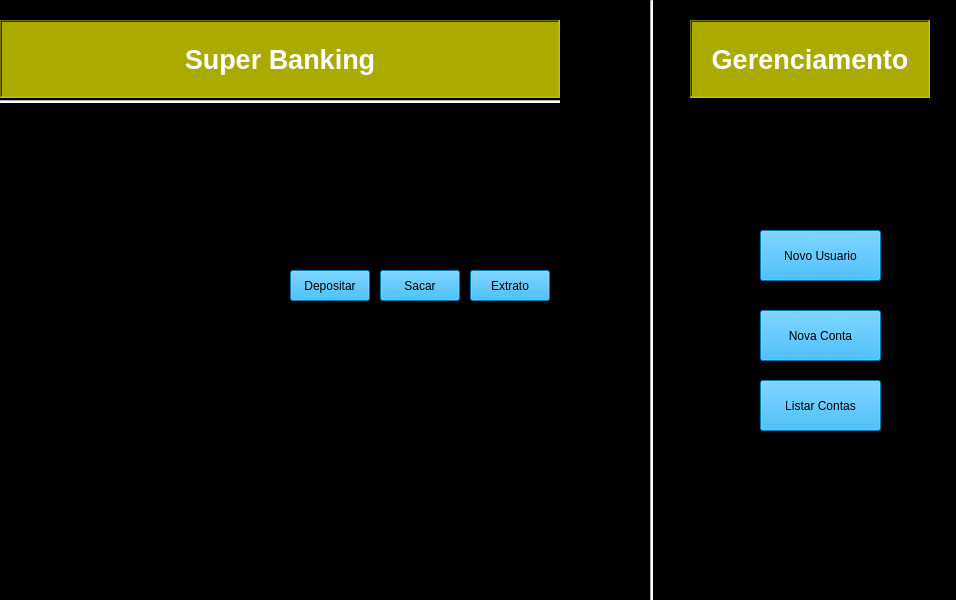
Before: the Qt Designer form Docs/mainwindow_qt5.ui in WolfatoBR/Banking-system, drawn with Qt 5.
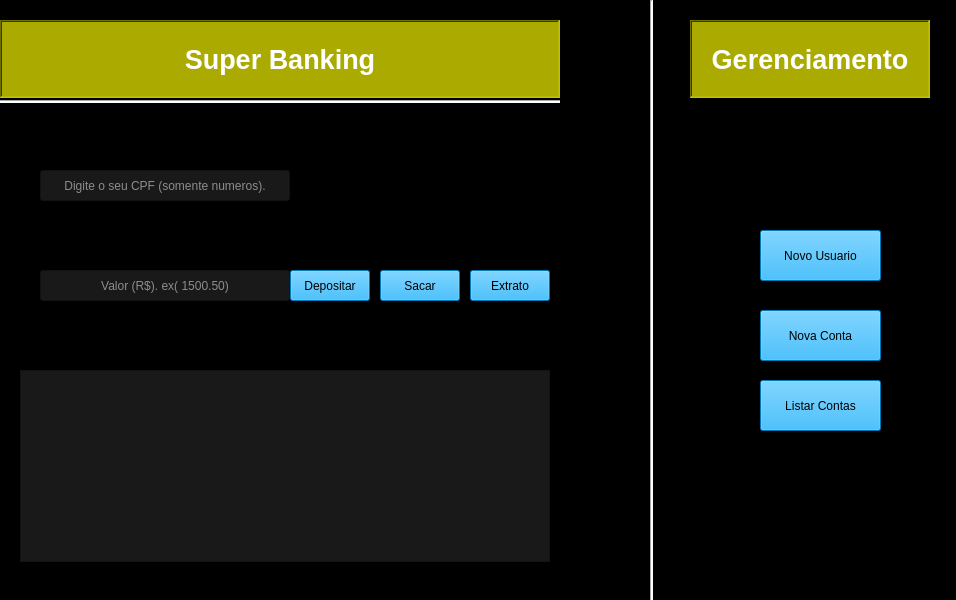
After: the same form once the commit is applied.

Commit message:
atualização de interface
mudança nas cores do texto

Patch:
```diff
--- a/Docs/mainwindow_qt5.ui
+++ b/Docs/mainwindow_qt5.ui
@@ -104,6 +104,10 @@
       <height>31</height>
      </rect>
     </property>
+    <property name="styleSheet">
+     <string notr="true">color: rgb(255, 255, 255);
+background-color: rgb(25, 25, 25);</string>
+    </property>
     <property name="alignment">
      <set>Qt::AlignmentFlag::AlignCenter</set>
     </property>
@@ -138,6 +142,10 @@
       <height>31</height>
      </rect>
     </property>
+    <property name="styleSheet">
+     <string notr="true">color: rgb(255, 255, 255);
+background-color: rgb(25, 25, 25);</string>
+    </property>
     <property name="alignment">
      <set>Qt::AlignmentFlag::AlignCenter</set>
     </property>
@@ -154,6 +162,10 @@
       <height>192</height>
      </rect>
     </property>
+    <property name="styleSheet">
+     <string notr="true">color: rgb(255, 255, 255);
+background-color: rgb(25, 25, 25);</string>
+    </property>
    </widget>
    <widget class="QLabel" name="label_4">
     <property name="geometry">
```
The commit also changes 1 other file.
